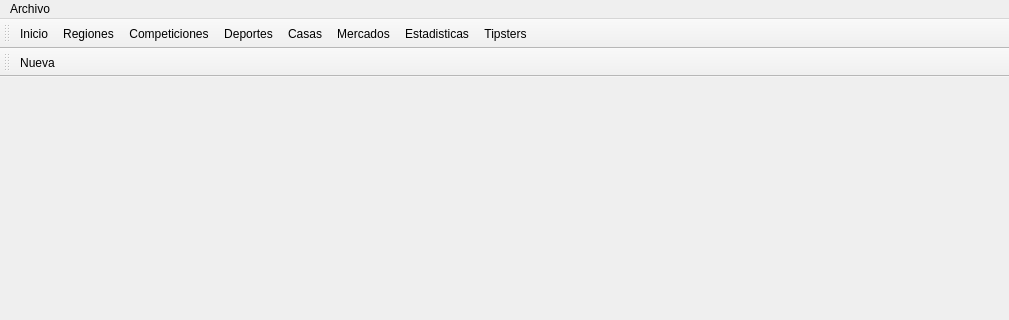
Before: the Qt Designer form ui/wmain.ui in soker90/betcon, drawn with Qt 5; both pictures show x 0 to 1009 and y 0 to 320 of the 1009 by 678 pixel window.
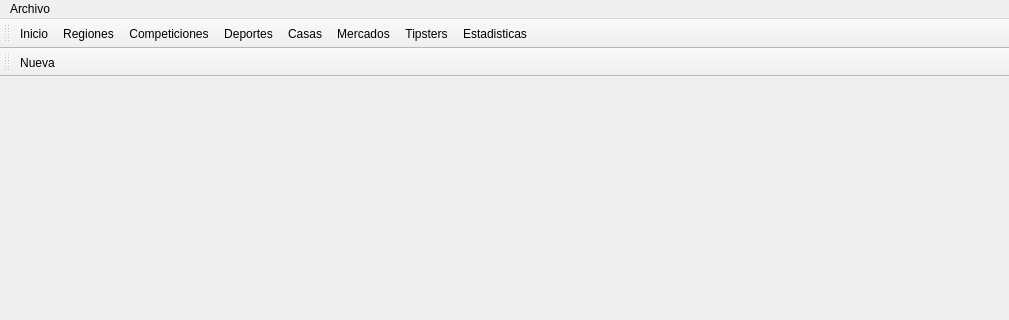
After: the same form once the commit is applied.

What changed in the file:
```diff
--- a/ui/wmain.ui
+++ b/ui/wmain.ui
@@ -74,8 +74,8 @@
    <addaction name="aSport"/>
    <addaction name="aBookie"/>
    <addaction name="aMarket"/>
+   <addaction name="aTipster"/>
    <addaction name="actionEstadisticas"/>
-   <addaction name="actionTipsters"/>
   </widget>
   <widget class="QToolBar" name="toolSecondary">
    <property name="windowTitle">
@@ -117,7 +117,7 @@
     <string>Mercados</string>
    </property>
   </action>
-  <action name="actionTipsters">
+  <action name="aTipster">
    <property name="text">
     <string>Tipsters</string>
    </property>
```
